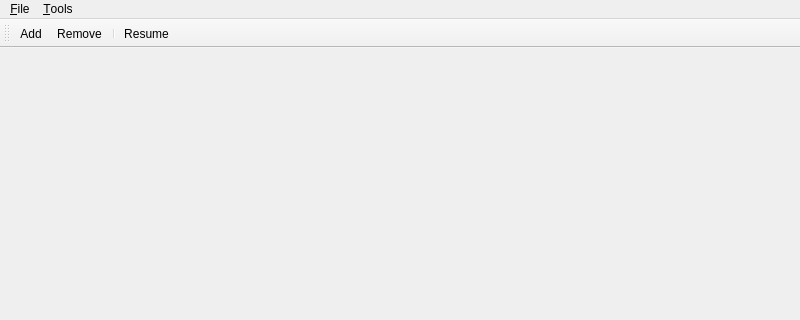
Before: the Qt Designer form src/mainwindow.ui in karoyqiu/qaria, drawn with Qt 5; both pictures show x 0 to 800 and y 0 to 320 of the 800 by 500 pixel window.
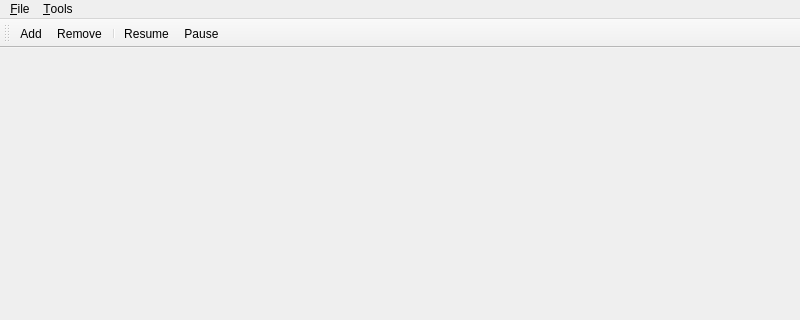
After: the same form once the commit is applied. Icons and pictures are not drawn. Custom widgets are drawn as their Qt base class.

Patch:
```diff
--- a/src/mainwindow.ui
+++ b/src/mainwindow.ui
@@ -220,6 +220,7 @@
    <addaction name="actionRemove"/>
    <addaction name="separator"/>
    <addaction name="actionResume"/>
+   <addaction name="actionPause"/>
   </widget>
   <action name="actionAdd">
    <property name="icon">
@@ -269,6 +270,15 @@
     <string>&amp;Resume</string>
    </property>
   </action>
+  <action name="actionPause">
+   <property name="icon">
+    <iconset resource="icons/icons.qrc">
+     <normaloff>:/icons/media-playback-pause.svg</normaloff>:/icons/media-playback-pause.svg</iconset>
+   </property>
+   <property name="text">
+    <string>&amp;Pause</string>
+   </property>
+  </action>
  </widget>
  <customwidgets>
   <customwidget>
```
